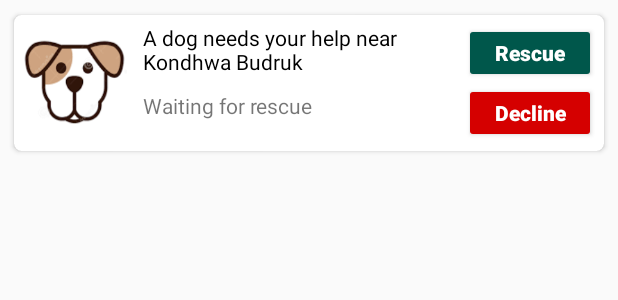
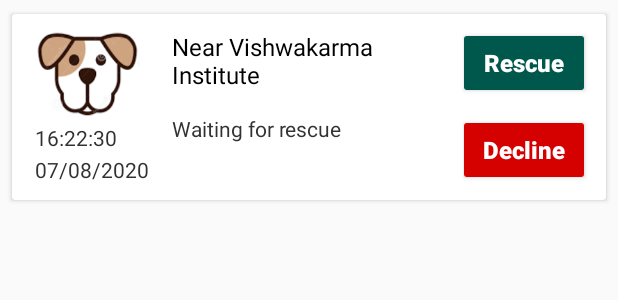
Before and after one commit to atharvakale31/AnimalCare, an Android app: the layout card_rescue_requests.xml on its own in the app's theme, with its tools: preview values and no code run, on a phone screen of 412 x 824 dp. Shown: the top 300 px of the screen. Run offline under Robolectric (Android 15) with nearby library versions, the phone set to English and light mode, and no system bars.

Commit message:
Retrieved help requests from firestore into recyclerview

```diff
--- a/app/src/main/res/layout/activity_animal_rescue_login.xml
+++ b/app/src/main/res/layout/activity_animal_rescue_login.xml
@@ -32,7 +32,7 @@
         android:layout_marginEnd="50dp"
         android:background="@drawable/new_border_frame"
         android:hint="Animal Rescue email"
-        android:inputType="textPersonName"
+        android:inputType="textEmailAddress"
         android:padding="10dp" />
 
     <EditText
--- a/app/src/main/res/layout/card_rescue_requests.xml
+++ b/app/src/main/res/layout/card_rescue_requests.xml
@@ -7,22 +7,47 @@
     app:cardUseCompatPadding="true"
     android:layout_marginHorizontal="5dp"
     android:layout_marginVertical="5dp"
-    app:cardCornerRadius="5dp">
+    android:elevation="10dp">
 
     <LinearLayout
         android:layout_width="match_parent"
         android:layout_height="wrap_content"
-        android:orientation="horizontal">
+        android:orientation="horizontal"
+        android:layout_margin="5dp">
 
-        <ImageView
-            android:id="@+id/imageViewAnimalType"
-            android:layout_width="70dp"
-            android:layout_height="60dp"
-            android:src="@drawable/doggylogo"
-            android:scaleType="fitXY"
+        <LinearLayout
+            android:layout_width="wrap_content"
+            android:layout_height="wrap_content"
+            android:orientation="vertical"
+            android:layout_marginHorizontal="10dp"
             android:layout_marginVertical="5dp"
-            android:layout_marginHorizontal="5dp"
-            android:layout_gravity="center_vertical"/>
+            android:layout_gravity="center_vertical">
+
+            <ImageView
+                android:id="@+id/imageViewAnimalType"
+                android:layout_width="70dp"
+                android:layout_height="60dp"
+                android:scaleType="fitXY"
+                android:src="@drawable/doggylogo" />
+
+            <TextView
+                android:id="@+id/textViewRescueTime"
+                android:layout_width="wrap_content"
+                android:layout_height="wrap_content"
+                android:layout_marginTop="2dp"
+                android:textColor="@android:color/secondary_text_light"
+                android:text="16:22:30" />
+
+            <TextView
+                android:id="@+id/textViewRescueDate"
+                android:layout_width="wrap_content"
+                android:layout_height="wrap_content"
+                android:layout_marginTop="2dp"
+                android:textColor="@android:color/secondary_text_light"
+                android:text="07/08/2020" />
+
+
+        </LinearLayout>
 
         <LinearLayout
             android:layout_width="0dp"
@@ -36,14 +61,16 @@
                 android:layout_width="match_parent"
                 android:layout_height="wrap_content"
                 android:textColor="@android:color/black"
-                android:text="A dog needs your help near Kondhwa Budruk" />
+                android:textSize="16sp"
+                android:text="Near Vishwakarma Institute" />
 
             <TextView
                 android:id="@+id/textViewRescueStatus"
-                android:layout_marginTop="10dp"
                 android:layout_width="match_parent"
                 android:layout_height="wrap_content"
-                android:text="Waiting for rescue" />
+                android:layout_marginTop="15dp"
+                android:text="Waiting for rescue"
+                android:textColor="@android:color/secondary_text_light" />
 
         </LinearLayout>
 
@@ -52,14 +79,15 @@
             android:layout_width="wrap_content"
             android:layout_height="wrap_content"
             android:orientation="vertical"
-            android:layout_margin="5dp">
+            android:layout_marginHorizontal="5dp"
+            android:layout_gravity="center_vertical">
 
             <Button
                 android:id="@+id/btnAcceptRescue"
                 android:layout_width="wrap_content"
-                android:layout_height="40dp"
+                android:layout_height="wrap_content"
                 android:text="Rescue"
-                android:textSize="14sp"
+                android:textSize="16sp"
                 android:textAllCaps="false"
                 android:textStyle="bold"
                 android:textColor="#FFFF"
@@ -69,9 +97,10 @@
             <Button
                 android:id="@+id/btnDeclineRescue"
                 android:layout_width="wrap_content"
-                android:layout_height="40dp"
+                android:layout_height="wrap_content"
                 android:text="Decline"
-                android:textSize="14sp"
+                android:layout_marginTop="10dp"
+                android:textSize="16sp"
                 android:textStyle="bold"
                 android:textColor="#FFFF"
                 android:backgroundTint="#D50000"
```
Also changed, not shown: app/src/main/java/com/example/animalcare/AnimalHelpCase.java (+23 -2 lines), app/src/main/java/com/example/animalcare/HelpSectionFragment.java (+26 -24 lines), app/src/main/java/com/example/animalcare/HomeActivity.java (+17 -12 lines), app/src/main/java/com/example/animalcare/RescueRequestRecyclerViewAdapter.java (+27 -7 lines), app/src/main/java/com/example/animalcare/RescueRequestsFragment.java (+74 -19 lines).
